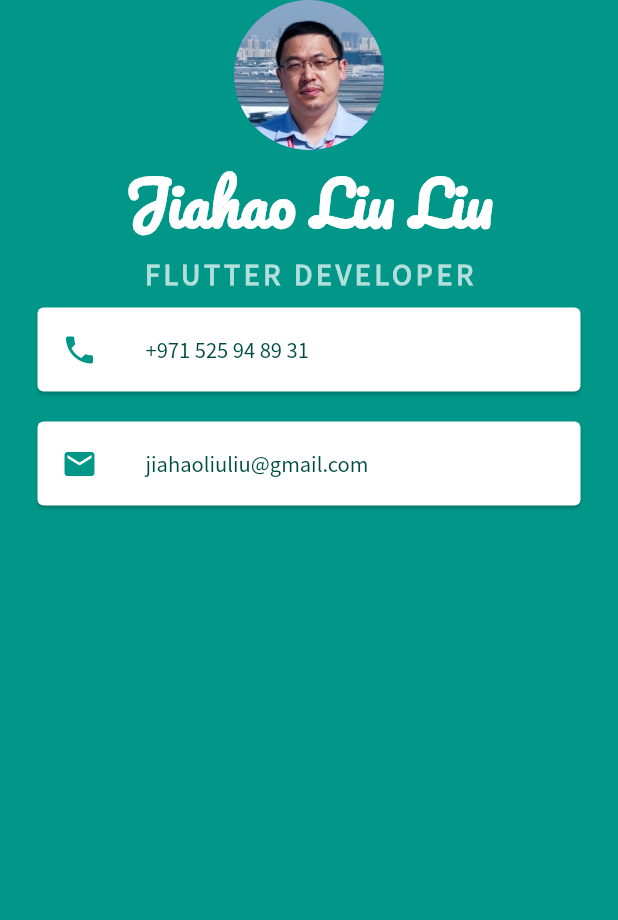
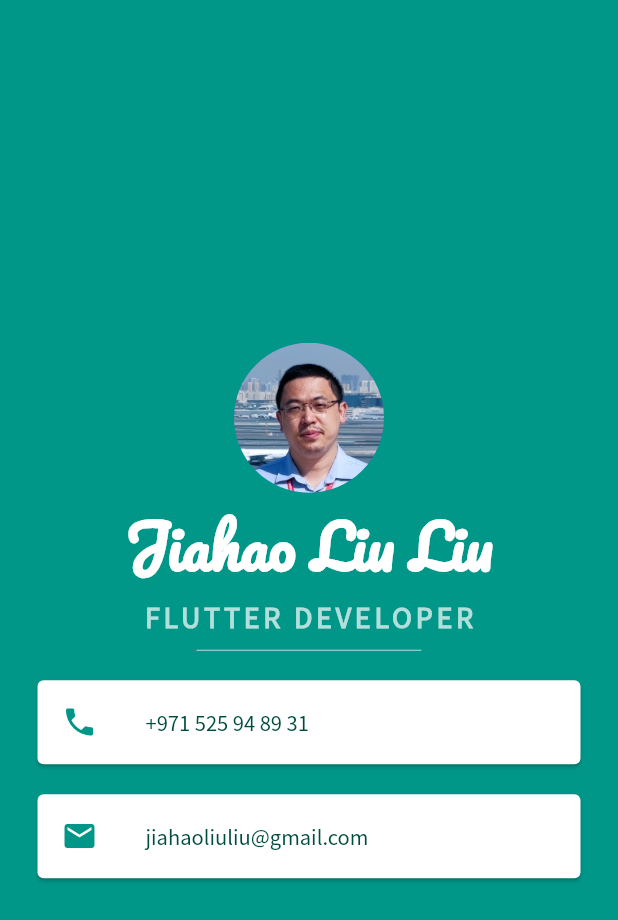
Before and after one commit to jiahaoliuliu/fl_i_am_rich, a Flutter app: the screen it shows after launch, on a phone screen of 412 x 824 dp. Shown: the top 920 px of the screen. Run offline on Flutter 3.47's test engine with Material 2 defaults, Android fonts, the phone set to English and light mode, and no system bars.

Commit message:
Adding the divider to the screen

```diff
--- a/6_mi_card_flutter/lib/main.dart
+++ b/6_mi_card_flutter/lib/main.dart
@@ -14,6 +14,7 @@
         backgroundColor: Colors.teal,
         body: SafeArea(
           child: Column(
+            mainAxisAlignment: MainAxisAlignment.center,
             children: <Widget>[
               CircleAvatar(
                 radius: 50.0,
@@ -35,6 +36,13 @@
                   color: Colors.teal[100],
                   letterSpacing: 2.5,
                   fontWeight: FontWeight.bold,
+                ),
+              ),
+              SizedBox(
+                height: 20.0,
+                width: 150.0,
+                child: Divider(
+                  color: Colors.teal.shade100,
                 ),
               ),
               Card(
@@ -78,7 +86,8 @@
                 ),
               ),
             ],
-        )),
+          ),
+        ),
       ),
     );
   }
```
Lines whose indentation alone changed are shown as unchanged.
